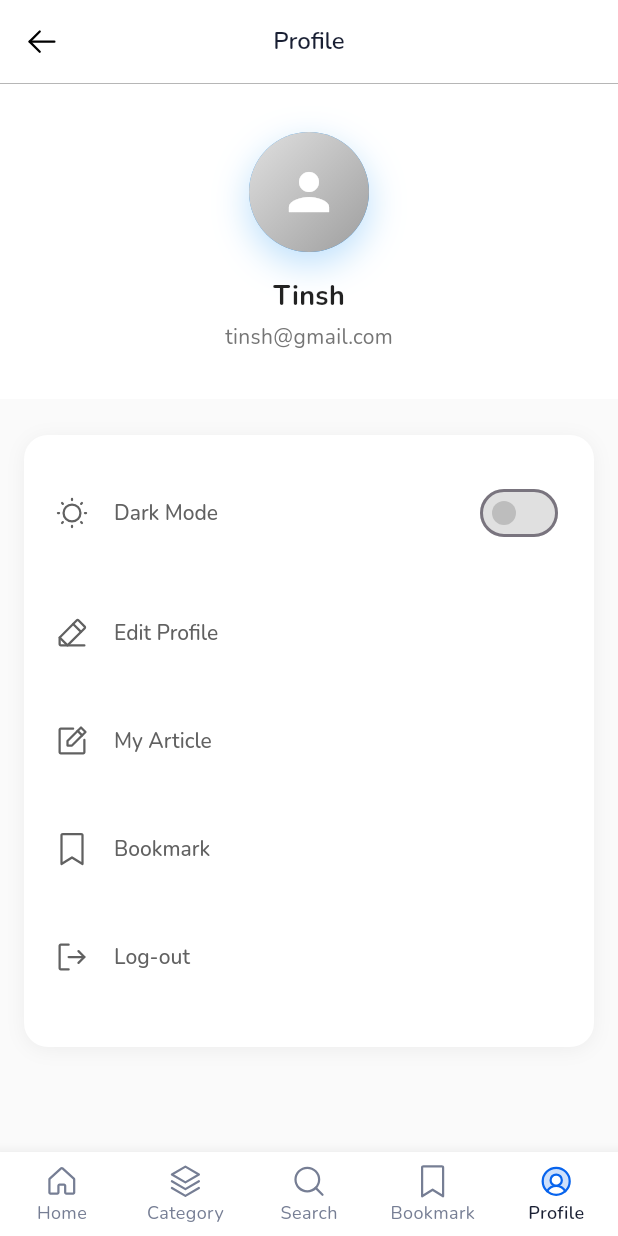
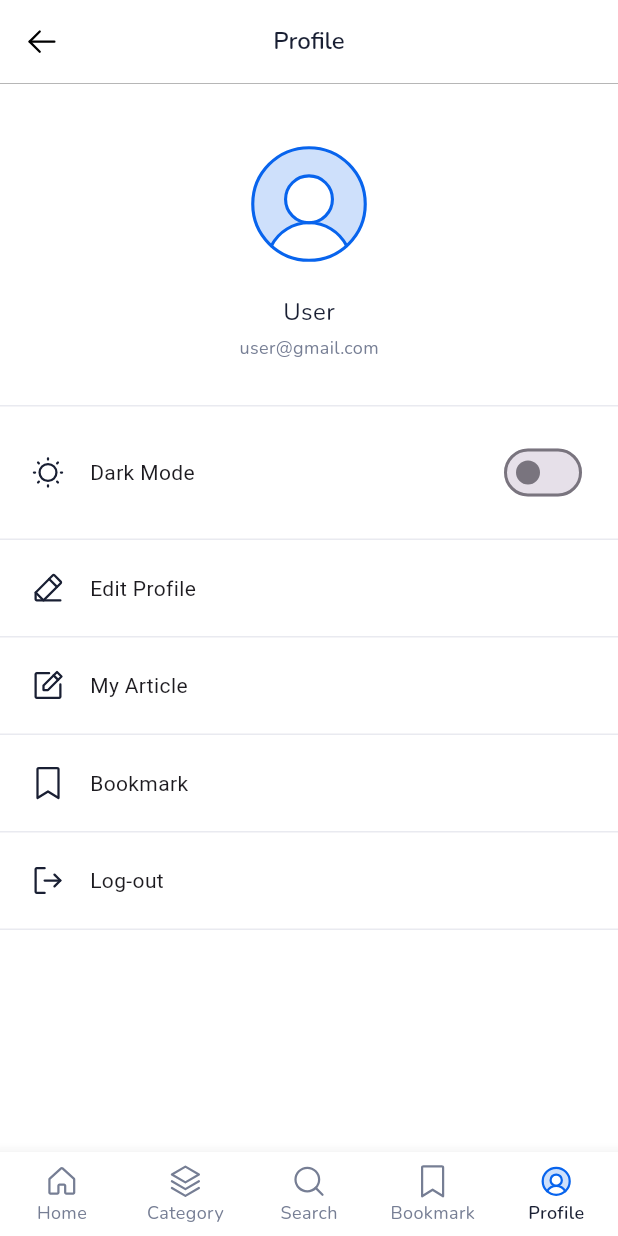
Before and after one commit to shair2048/news_app_fe, a Flutter app: the screen it shows after launch, on a phone screen of 412 x 824 dp. Run offline on Flutter 3.47's test engine with Material 3 defaults, Android fonts, the phone set to English and light mode, and no system bars; our stand-ins replace flutter_advanced_switch, flutter_riverpod, flutter_svg, go_router.

Commit message:
Move state in viewmodel to separate filefile

```diff
--- a/lib/features/profile/model/profile_model.dart
+++ b/lib/features/profile/model/profile_model.dart
@@ -1,22 +1,13 @@
-import 'dart:ui';
-import 'package:flutter/cupertino.dart';
+import 'package:flutter/material.dart';
 
 class ProfileUser {
   final String name;
   final String email;
   final String? avatarUrl;
 
-  ProfileUser({
-    required this.name,
-    required this.email,
-    this.avatarUrl,
-  });
+  ProfileUser({required this.name, required this.email, this.avatarUrl});
 
-  ProfileUser copyWith({
-    String? name,
-    String? email,
-    String? avatarUrl,
-  }) {
+  ProfileUser copyWith({String? name, String? email, String? avatarUrl}) {
     return ProfileUser(
       name: name ?? this.name,
       email: email ?? this.email,
--- a/lib/features/profile/view/pages/profile_page.dart
+++ b/lib/features/profile/view/pages/profile_page.dart
@@ -1,8 +1,9 @@
 import 'package:flutter/material.dart';
 import 'package:flutter_riverpod/flutter_riverpod.dart';
+import 'package:flutter_svg/svg.dart';
 import 'package:news_app_fe/core/widgets/custom_app_bar.dart';
 import '../../viewmodel/profile_viewmodel.dart';
-import '../widgets/profile_menu_item.dart';
+import '../widgets/profile_item.dart';
 
 class ProfilePage extends ConsumerWidget {
   const ProfilePage({super.key});
@@ -13,7 +14,7 @@ class ProfilePage extends ConsumerWidget {
     final profileViewmodel = ref.read(profileProvider.notifier);
 
     return Scaffold(
-      backgroundColor: Colors.grey.shade50,
+      backgroundColor: Colors.white,
       appBar: const CustomAppBar(appBarTitle: 'Profile'),
       body: SingleChildScrollView(
         child: Column(
@@ -21,56 +22,29 @@ class ProfilePage extends ConsumerWidget {
             // Profile Header Section
             Container(
               width: double.infinity,
-              color: Colors.white,
-              padding: const EdgeInsets.symmetric(vertical: 32, horizontal: 24),
+              padding: const EdgeInsets.symmetric(vertical: 30),
+              decoration: const BoxDecoration(
+                border: Border(
+                  bottom: BorderSide(color: Color(0xffE9EAF0), width: 1),
+                ),
+              ),
               child: Column(
                 children: [
                   // Avatar
-                  Container(
-                    width: 80,
-                    height: 80,
-                    decoration: BoxDecoration(
-                      shape: BoxShape.circle,
-                      gradient: LinearGradient(
-                        begin: Alignment.topLeft,
-                        end: Alignment.bottomRight,
-                        colors: [
-                          Colors.blue.shade400,
-                          Colors.blue.shade600,
-                        ],
-                      ),
-                      boxShadow: [
-                        BoxShadow(
-                          color: Colors.blue.withOpacity(0.3),
-                          blurRadius: 20,
-                          offset: const Offset(0, 8),
-                        ),
-                      ],
-                    ),
-                    child: profileState.user.avatarUrl != null
-                        ? ClipRRect(
-                      borderRadius: BorderRadius.circular(40),
-                      child: Image.network(
-                        profileState.user.avatarUrl!,
-                        width: 80,
-                        height: 80,
-                        fit: BoxFit.cover,
-                        errorBuilder: (context, error, stackTrace) {
-                          return _buildDefaultAvatar();
-                        },
-                      ),
-                    )
-                        : _buildDefaultAvatar(),
+                  SvgPicture.asset(
+                    'assets/icons/avatar.svg',
+                    width: 100,
+                    height: 100,
                   ),
-                  const SizedBox(height: 16),
+                  const SizedBox(height: 10),
                   // Name
                   Text(
                     profileState.user.name,
                     style: const TextStyle(
                       fontFamily: 'Nunito',
-                      fontSize: 18,
-                      fontWeight: FontWeight.w700,
-                      color: Colors.black87,
+                      fontSize: 16,
+                      fontWeight: FontWeight.w400,
+                      color: Color(0xFF191F33),
                     ),
                   ),
                   const SizedBox(height: 4),
@@ -79,41 +53,22 @@ class ProfilePage extends ConsumerWidget {
                     profileState.user.email,
                     style: TextStyle(
                       fontFamily: 'Nunito',
-                      fontSize: 14,
+                      fontSize: 12,
                       fontWeight: FontWeight.w400,
-                      color: Colors.grey.shade600,
+                      color: Color(0xFF767E94),
                     ),
                   ),
                 ],
               ),
             ),
 
-            const SizedBox(height: 24),
-
-            // Menu Items Section
-            Container(
-              width: double.infinity,
-              margin: const EdgeInsets.symmetric(horizontal: 16),
-              decoration: BoxDecoration(
-                color: Colors.white,
-                borderRadius: BorderRadius.circular(16),
-                boxShadow: [
-                  BoxShadow(
-                    color: Colors.black.withOpacity(0.05),
-                    blurRadius: 10,
-                    offset: const Offset(0, 2),
-                  ),
-                ],
-              ),
-              child: Padding(
-                padding: const EdgeInsets.symmetric(vertical: 16),
-                child: Column(
-                  children: profileViewmodel
+            // const SizedBox(height: 24),
+            Column(
+              children:
+                  profileViewmodel
                       .getMenuItems(context)
-                      .map((menuItem) => ProfileMenuItemWidget(menuItem: menuItem))
+                      .map((menuItem) => ProfileItem(menuItem: menuItem))
                       .toList(),
-                ),
-              ),
             ),
 
             const SizedBox(height: 32),
@@ -122,27 +77,4 @@ class ProfilePage extends ConsumerWidget {
       ),
     );
   }
-
-  Widget _buildDefaultAvatar() {
-    return Container(
-      width: 80,
-      height: 80,
-      decoration: BoxDecoration(
-        shape: BoxShape.circle,
-        gradient: LinearGradient(
-          begin: Alignment.topLeft,
-          end: Alignment.bottomRight,
-          colors: [
-            Colors.grey.shade300,
-            Colors.grey.shade500,
-          ],
-        ),
-      ),
-      child: Icon(
-        Icons.person,
-        size: 40,
-        color: Colors.white,
-      ),
-    );
-  }
 }
--- /dev/null
+++ b/lib/features/profile/view/widgets/profile_item.dart
@@ -0,0 +1,42 @@
+import 'package:flutter/material.dart';
+import 'package:flutter_riverpod/flutter_riverpod.dart';
+import 'package:flutter_svg/flutter_svg.dart';
+import 'package:news_app_fe/features/profile/model/profile_model.dart';
+import 'package:flutter_advanced_switch/flutter_advanced_switch.dart';
+
+class ProfileItem extends ConsumerWidget {
+  final ProfileMenuItem menuItem;
+  const ProfileItem({super.key, required this.menuItem});
+
+  @override
+  Widget build(BuildContext context, WidgetRef ref) {
+    return InkWell(
+      onTap: menuItem.onTap,
+      child: Container(
+        padding: const EdgeInsets.symmetric(vertical: 20, horizontal: 20),
+        decoration: const BoxDecoration(
+          border: Border(
+            bottom: BorderSide(color: Color(0xffE9EAF0), width: 1),
+          ),
+        ),
+        child: Row(
+          children: [
+            SvgPicture.asset(
+              menuItem.iconPath,
+              width: 24,
+              height: 24,
+              colorFilter: ColorFilter.mode(Color(0xFF191F33), BlendMode.srcIn),
+            ),
+            const SizedBox(width: 16),
+            Expanded(child: Text(menuItem.title)),
+            if (menuItem.hasSwitch)
+              Switch(
+                value: menuItem.switchValue ?? false,
+                onChanged: menuItem.onSwitchChanged,
+              ),
+          ],
+        ),
+      ),
+    );
+  }
+}
--- a/lib/features/profile/view/widgets/profile_menu_item.dart
+++ /dev/null
@@ -1,137 +0,0 @@
-import 'package:flutter/material.dart';
-import 'package:flutter_svg/flutter_svg.dart';
-import '../../model/profile_model.dart';
-
-class ProfileMenuItemWidget extends StatefulWidget {
-  final ProfileMenuItem menuItem;
-
-  const ProfileMenuItemWidget({super.key, required this.menuItem});
-
-  @override
-  State<ProfileMenuItemWidget> createState() => _ProfileMenuItemWidgetState();
-}
-
-class _ProfileMenuItemWidgetState extends State<ProfileMenuItemWidget>
-    with SingleTickerProviderStateMixin {
-  late AnimationController _animationController;
-  late Animation<double> _scaleAnimation;
-  bool _isPressed = false;
-
-  @override
-  void initState() {
-    super.initState();
-    _animationController = AnimationController(
-      duration: const Duration(milliseconds: 150),
-      vsync: this,
-    );
-    _scaleAnimation = Tween<double>(
-      begin: 1.0,
-      end: 0.98,
-    ).animate(CurvedAnimation(
-      parent: _animationController,
-      curve: Curves.easeInOut,
-    ));
-  }
-
-  @override
-  void dispose() {
-    _animationController.dispose();
-    super.dispose();
-  }
-
-  void _handleTapDown(TapDownDetails details) {
-    if (!widget.menuItem.hasSwitch) {
-      setState(() => _isPressed = true);
-      _animationController.forward();
-    }
-  }
-
-  void _handleTapUp(TapUpDetails details) {
-    if (!widget.menuItem.hasSwitch) {
-      setState(() => _isPressed = false);
-      _animationController.reverse();
-    }
-  }
-
-  void _handleTapCancel() {
-    if (!widget.menuItem.hasSwitch) {
-      setState(() => _isPressed = false);
-      _animationController.reverse();
-    }
-  }
-
-  void _handleTap() {
-    if (!widget.menuItem.hasSwitch && widget.menuItem.onTap != null) {
-      widget.menuItem.onTap!();
-    }
-  }
-
-  @override
-  Widget build(BuildContext context) {
-    return AnimatedBuilder(
-      animation: _scaleAnimation,
-      builder: (context, child) {
-        return Transform.scale(
-          scale: widget.menuItem.hasSwitch ? 1.0 : _scaleAnimation.value,
-          child: GestureDetector(
-            onTapDown: _handleTapDown,
-            onTapUp: _handleTapUp,
-            onTapCancel: _handleTapCancel,
-            onTap: _handleTap,
-            child: AnimatedContainer(
-              duration: const Duration(milliseconds: 150),
-              margin: const EdgeInsets.only(bottom: 16),
-              padding: const EdgeInsets.symmetric(horizontal: 20, vertical: 16),
-              decoration: BoxDecoration(
-                color: _isPressed
-                    ? Colors.grey.withOpacity(0.1)
-                    : Colors.transparent,
-                borderRadius: BorderRadius.circular(12),
-              ),
-              child: Row(
-                children: [
-                  AnimatedScale(
-                    scale: _isPressed ? 0.95 : 1.0,
-                    duration: const Duration(milliseconds: 150),
-                    child: SvgPicture.asset(
-                      widget.menuItem.iconPath,
-                      height: 24,
-                      width: 24,
-                      color: Colors.grey.shade700,
-                    ),
-                  ),
-                  const SizedBox(width: 16),
-                  Expanded(
-                    child: AnimatedDefaultTextStyle(
-                      duration: const Duration(milliseconds: 150),
-                      style: TextStyle(
-                        fontFamily: 'Nunito',
-                        fontWeight: _isPressed ? FontWeight.w600 : FontWeight.w500,
-                        fontSize: 14,
-                        color: _isPressed ? Colors.black87 : Colors.grey.shade700,
-                      ),
-                      child: Text(widget.menuItem.title),
-                    ),
-                  ),
-                  if (widget.menuItem.hasSwitch)
-                    AnimatedScale(
-                      scale: 1.0,
-                      duration: const Duration(milliseconds: 150),
-                      child: Switch(
-                        value: widget.menuItem.switchValue ?? false,
-                        onChanged: widget.menuItem.onSwitchChanged,
-                        activeColor: Colors.blue,
-                        inactiveThumbColor: Colors.grey.shade400,
-                        inactiveTrackColor: Colors.grey.shade300,
-                        materialTapTargetSize: MaterialTapTargetSize.shrinkWrap,
-                      ),
-                    ),
-                ],
-              ),
-            ),
-          ),
-        );
-      },
-    );
-  }
-}
--- /dev/null
+++ b/lib/features/profile/viewmodel/profile_state.dart
@@ -0,0 +1,25 @@
+import 'package:news_app_fe/features/profile/model/profile_model.dart';
+
+class ProfileState {
+  final ProfileUser user;
+  final bool isDarkMode;
+  final bool isLoading;
+
+  ProfileState({
+    ProfileUser? user,
+    this.isDarkMode = false,
+    this.isLoading = false,
+  }) : user = user ?? ProfileUser(name: 'User', email: 'user@gmail.com');
+
+  ProfileState copyWith({
+    ProfileUser? user,
+    bool? isDarkMode,
+    bool? isLoading,
+  }) {
+    return ProfileState(
+      user: user ?? this.user,
+      isDarkMode: isDarkMode ?? this.isDarkMode,
+      isLoading: isLoading ?? this.isLoading,
+    );
+  }
+}
--- a/lib/features/profile/viewmodel/profile_viewmodel.dart
+++ b/lib/features/profile/viewmodel/profile_viewmodel.dart
@@ -1,7 +1,12 @@
 import 'package:flutter/material.dart';
 import 'package:flutter_riverpod/flutter_riverpod.dart';
 import 'package:go_router/go_router.dart';
+import 'package:news_app_fe/features/profile/viewmodel/profile_state.dart';
 import '../model/profile_model.dart';
+
+final profileProvider = StateNotifierProvider<ProfileViewmodel, ProfileState>(
+  (ref) => ProfileViewmodel(),
+);
 
 class ProfileViewmodel extends StateNotifier<ProfileState> {
   ProfileViewmodel() : super(ProfileState());
@@ -11,12 +16,10 @@ class ProfileViewmodel extends StateNotifier<ProfileState> {
   }
 
   void navigateToEditProfile(BuildContext context) {
-    print('Navigate to Edit Profile');
     // context.push('/edit-profile');
   }
 
   void navigateToMyArticle(BuildContext context) {
-    print('Navigate to My Articles');
     // context.push('/my-articles');
   }
 
@@ -25,8 +28,7 @@ class ProfileViewmodel extends StateNotifier<ProfileState> {
   }
 
   void logout(BuildContext context) {
-    print('User logged out');
-    context.go('/login');
+    context.go('/home');
   }
 
   List<ProfileMenuItem> getMenuItems(BuildContext context) {
@@ -61,34 +63,3 @@ class ProfileViewmodel extends StateNotifier<ProfileState> {
     ];
   }
 }
-
-class ProfileState {
-  final ProfileUser user;
-  final bool isDarkMode;
-  final bool isLoading;
-
-  ProfileState({
-    ProfileUser? user,
-    this.isDarkMode = false,
-    this.isLoading = false,
-  }) : user = user ?? ProfileUser(
-    name: 'Tinsh',
-    email: 'tinsh@gmail.com',
-  );
-
-  ProfileState copyWith({
-    ProfileUser? user,
-    bool? isDarkMode,
-    bool? isLoading,
-  }) {
-    return ProfileState(
-      user: user ?? this.user,
-      isDarkMode: isDarkMode ?? this.isDarkMode,
-      isLoading: isLoading ?? this.isLoading,
-    );
-  }
-}
-
-final profileProvider = StateNotifierProvider<ProfileViewmodel, ProfileState>((ref) {
-  return ProfileViewmodel();
-});
--- a/pubspec.yaml
+++ b/pubspec.yaml
@@ -39,6 +39,7 @@ dependencies:
   riverpod_annotation: ^2.6.1
   go_router: ^15.1.2
   freezed_annotation: ^3.0.0
+  flutter_advanced_switch: ^3.1.0
 
 dev_dependencies:
   flutter_test:
```
Also changed, not shown: assets/icons/avatar.svg (added), pubspec.lock.
